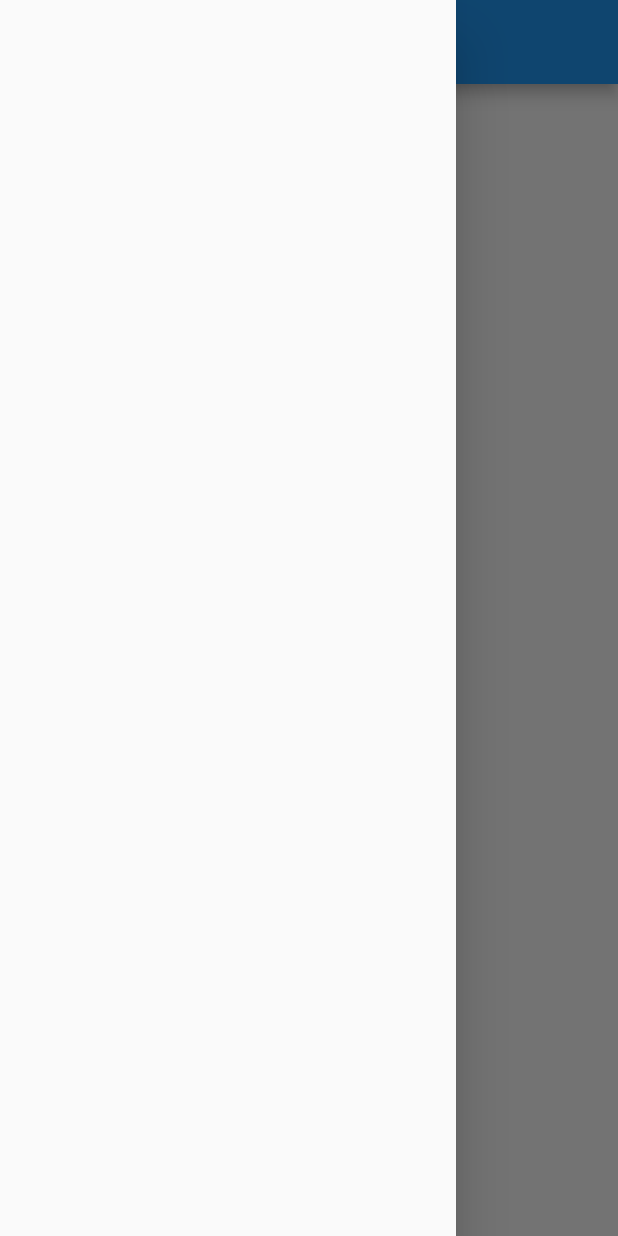
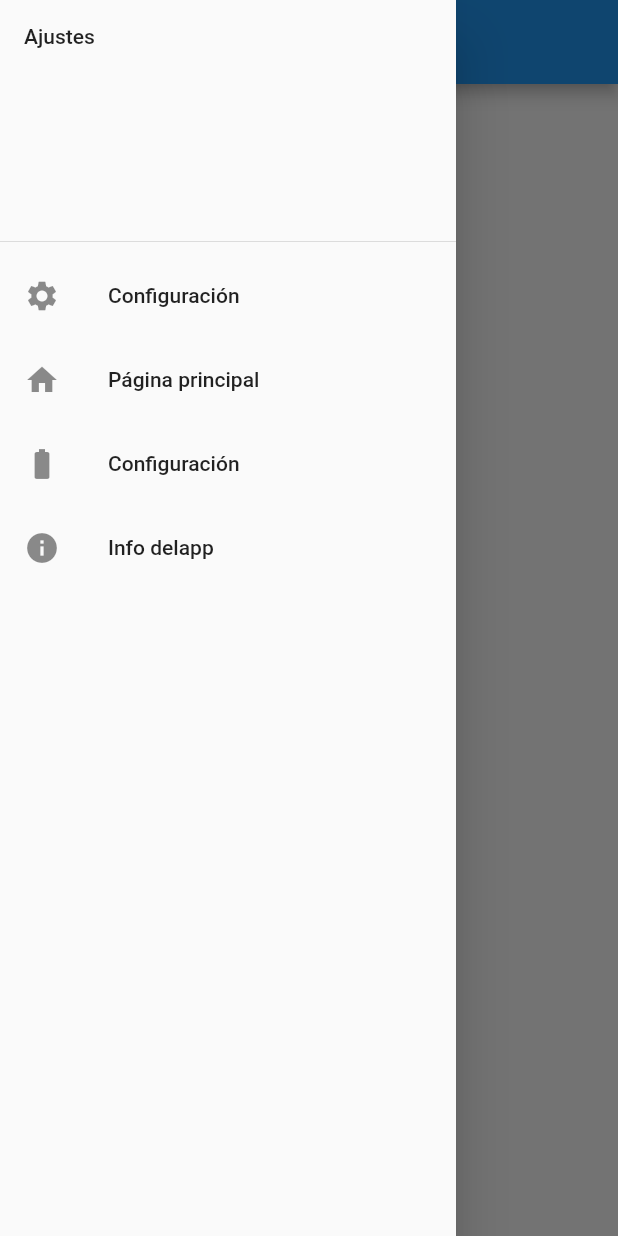
Before and after one commit to AntonioVeintiuno/fluttrapp, a Flutter app: the DrawerScreen screen opened by its route, with the side drawer open, on a phone screen of 412 x 824 dp. Run offline on Flutter 3.47's test engine with Material 2 defaults, Android fonts, the phone set to English and light mode, and no system bars.

Commit message:
Refactor routes, and adding Drawer page.
Signed-off-by: Antonio Garcia <moy_357@hotmail.com>

```diff
--- a/lib/src/screens/drawer_screens/drawer.dart
+++ b/lib/src/screens/drawer_screens/drawer.dart
@@ -1,15 +1,45 @@
 import 'package:flutter/material.dart';
 
-class DrawerScreen extends StatefulWidget {
-  @override
-  _DrawerScreenState createState() => _DrawerScreenState();
-}
+class DrawerScreen extends StatelessWidget {
 
-class _DrawerScreenState extends State<DrawerScreen> {
+  Drawer getDrawer(BuildContext context) {
+    var header = DrawerHeader(child: Text('Ajustes'));
+    var info = AboutListTile(
+      child: Text('Info delapp'),
+      applicationIcon: Icon(Icons.favorite),
+      applicationVersion: "v1.0.0",
+      icon: Icon(Icons.info),
+    );
+    ListTile getItem(Icon icon, String description, String route) {
+      return ListTile(
+        leading: icon,
+        title: Text(description),
+        onTap: () {
+          Navigator.pushNamed(context, route);
+        },
+      );
+    }
+
+    ListView getList() {
+      return ListView(
+        children: <Widget>[
+          header,
+          getItem(Icon(Icons.settings), 'Configuración', '/settings'),
+          getItem(Icon(Icons.home), 'Página principal', '/'),
+          getItem(Icon(Icons.battery_full), 'Configuración', '/batery'),
+          info
+        ],
+      );
+    }
+
+    return Drawer( child: getList() );
+  }
+
+
   @override
   Widget build(BuildContext context) {
     return Scaffold(
-      drawer: Drawer(),
+      drawer: getDrawer(context),
       appBar: AppBar(title: Text('Drawer')),
       body: Container(
         child: Center(
--- a/lib/src/screens/home_page.dart
+++ b/lib/src/screens/home_page.dart
@@ -2,6 +2,7 @@ import 'package:first_app/src/screens/tabs_page.dart';
 import 'package:flutter/material.dart';
 
 class HomePage extends StatefulWidget {
+  static const String routeName = '/home_page';
   HomePage({Key key}): super(key:key);
   @override
   _HomePageState createState() => _HomePageState();
--- a/lib/src/screens/statelesWidgetExample.dart
+++ b/lib/src/screens/statelesWidgetExample.dart
@@ -2,6 +2,7 @@ import 'package:flutter/material.dart';
 import 'package:first_app/src/widgets/card.dart';
 
 class StatlessWidgetExample extends StatelessWidget {
+  static const String routeName = '/stateless';
   final double iconSize = 40.0;
   final TextStyle textStyle = TextStyle(color: Colors.grey, fontSize: 30.0);
 
--- a/lib/src/screens/tabs_page.dart
+++ b/lib/src/screens/tabs_page.dart
@@ -4,6 +4,7 @@ import 'package:first_app/src/screens/tasbs_screens/video.dart';
 import 'package:flutter/material.dart';
 
 class MyTabs extends StatefulWidget {
+  static const String routeName = '/tabs';
   @override
   _MyTabsState createState() => _MyTabsState(title: 'Tabs');
 }
```
Also changed, not shown: lib/main.dart (+8 -5 lines), lib/src/screens/drawer_screens/batery.dart (+2 -5 lines), lib/src/screens/drawer_screens/settings.dart (+2 -6 lines).
